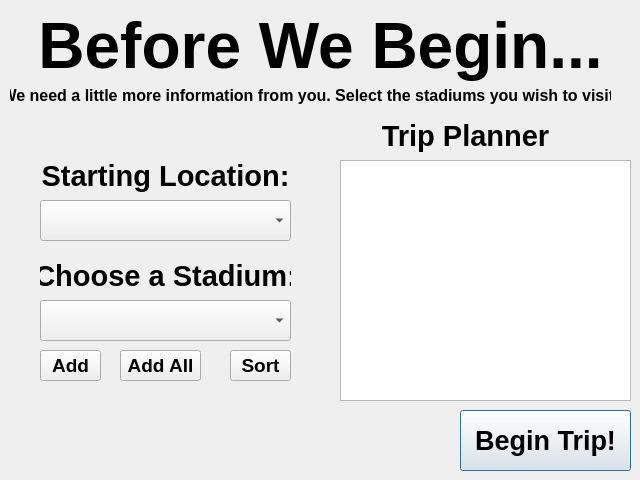
Qt form customtrippage.ui (nokk3n-dev/CS1D-Project-2-Baseball) before a commit.
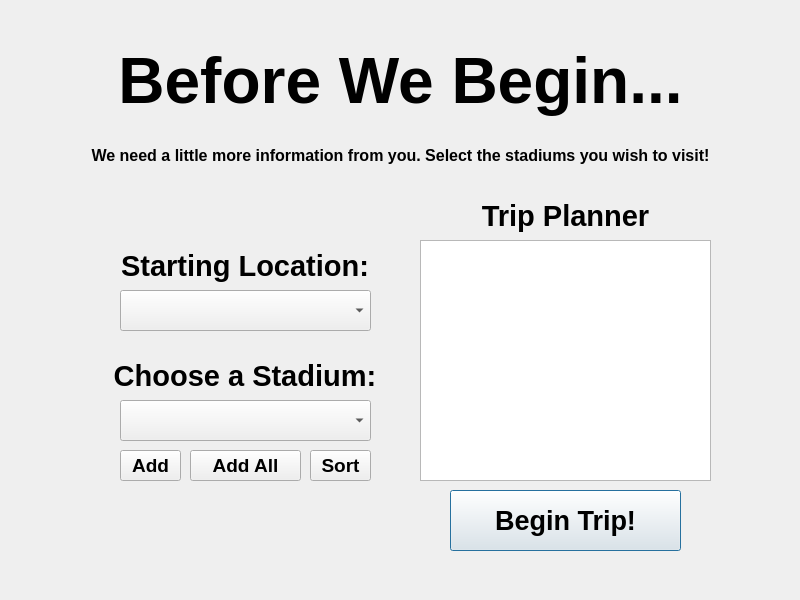
The same form after that commit.

Patch:
```diff
--- a/customtrippage.ui
+++ b/customtrippage.ui
@@ -6,8 +6,8 @@
    <rect>
     <x>0</x>
     <y>0</y>
-    <width>640</width>
-    <height>480</height>
+    <width>800</width>
+    <height>600</height>
    </rect>
   </property>
   <property name="windowTitle">
@@ -16,10 +16,10 @@
   <widget class="QLabel" name="Title">
    <property name="geometry">
     <rect>
-     <x>20</x>
-     <y>10</y>
-     <width>601</width>
-     <height>71</height>
+     <x>0</x>
+     <y>20</y>
+     <width>801</width>
+     <height>121</height>
     </rect>
    </property>
    <property name="font">
@@ -38,9 +38,9 @@
   <widget class="QLabel" name="Description">
    <property name="geometry">
     <rect>
-     <x>10</x>
-     <y>70</y>
-     <width>601</width>
+     <x>0</x>
+     <y>130</y>
+     <width>801</width>
      <height>51</height>
     </rect>
    </property>
@@ -60,8 +60,8 @@
   <widget class="QLabel" name="TripPlannerText">
    <property name="geometry">
     <rect>
-     <x>310</x>
-     <y>110</y>
+     <x>410</x>
+     <y>190</y>
      <width>311</width>
      <height>51</height>
     </rect>
@@ -82,9 +82,9 @@
   <widget class="QPushButton" name="Trip_Button">
    <property name="geometry">
     <rect>
-     <x>460</x>
-     <y>410</y>
-     <width>171</width>
+     <x>450</x>
+     <y>490</y>
+     <width>231</width>
      <height>61</height>
     </rect>
    </property>
@@ -101,8 +101,8 @@
   <widget class="QComboBox" name="StartingLoc_Dropdown">
    <property name="geometry">
     <rect>
-     <x>40</x>
-     <y>200</y>
+     <x>120</x>
+     <y>290</y>
      <width>251</width>
      <height>41</height>
     </rect>
@@ -111,9 +111,9 @@
   <widget class="QLabel" name="SL_Text">
    <property name="geometry">
     <rect>
-     <x>40</x>
-     <y>150</y>
-     <width>251</width>
+     <x>70</x>
+     <y>240</y>
+     <width>350</width>
      <height>51</height>
     </rect>
    </property>
@@ -133,8 +133,8 @@
   <widget class="QComboBox" name="Stadium_Dropdown">
    <property name="geometry">
     <rect>
-     <x>40</x>
-     <y>300</y>
+     <x>120</x>
+     <y>400</y>
      <width>251</width>
      <height>41</height>
     </rect>
@@ -143,9 +143,9 @@
   <widget class="QLabel" name="S_Text">
    <property name="geometry">
     <rect>
-     <x>40</x>
-     <y>260</y>
-     <width>251</width>
+     <x>70</x>
+     <y>360</y>
+     <width>350</width>
      <height>31</height>
     </rect>
    </property>
@@ -165,8 +165,8 @@
   <widget class="QPushButton" name="Add_Button">
    <property name="geometry">
     <rect>
-     <x>40</x>
-     <y>350</y>
+     <x>120</x>
+     <y>450</y>
      <width>61</width>
      <height>31</height>
     </rect>
@@ -184,8 +184,8 @@
   <widget class="QListWidget" name="listWidget">
    <property name="geometry">
     <rect>
-     <x>340</x>
-     <y>160</y>
+     <x>420</x>
+     <y>240</y>
      <width>291</width>
      <height>241</height>
     </rect>
@@ -194,8 +194,8 @@
   <widget class="QPushButton" name="Sort_Button">
    <property name="geometry">
     <rect>
-     <x>230</x>
-     <y>350</y>
+     <x>310</x>
+     <y>450</y>
      <width>61</width>
      <height>31</height>
     </rect>
@@ -213,9 +213,9 @@
   <widget class="QPushButton" name="Add_All_Button">
    <property name="geometry">
     <rect>
-     <x>120</x>
-     <y>350</y>
-     <width>81</width>
+     <x>190</x>
+     <y>450</y>
+     <width>111</width>
      <height>31</height>
     </rect>
    </property>
```
